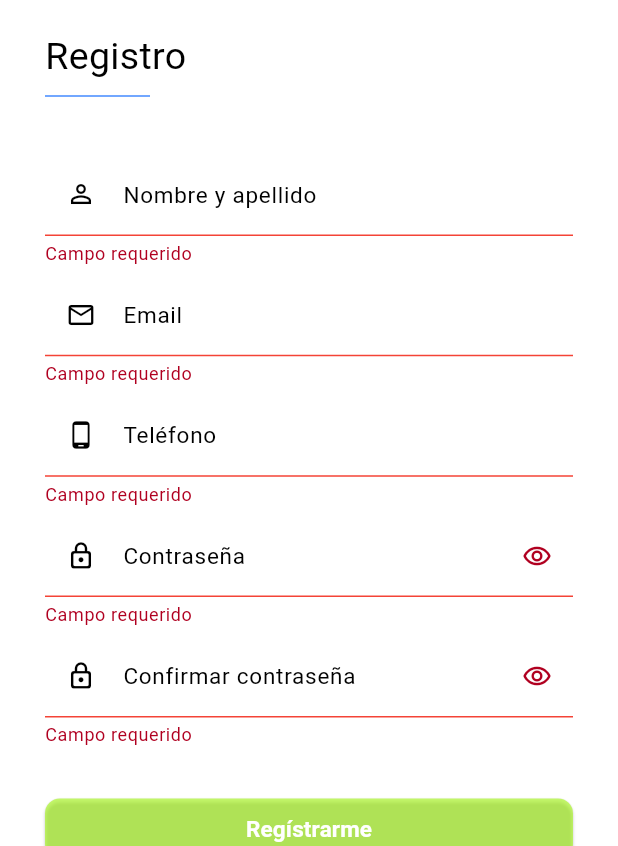
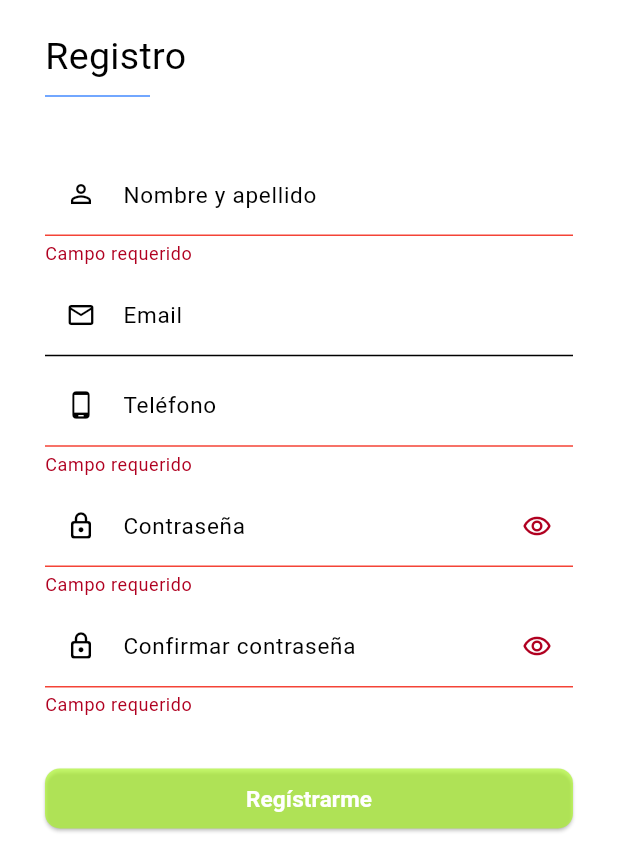
Before and after one commit to johanz97/tennis_app, a Flutter app: the LoginOrRegisterPage screen opened directly, after a tap on "Iniciar sesión", after a tap on "Regístrate", after a tap on "Regístrarme", on a phone screen of 412 x 824 dp, the part 390-1236 px from its top. Run offline on Flutter 3.47's test engine with Material 3 defaults, Android fonts, the phone set to English and light mode, and no system bars; our stand-ins replace go_router.

Commit message:
Update: add validators in the inputs

```diff
--- a/lib/core/widgets/email_input.dart
+++ b/lib/core/widgets/email_input.dart
@@ -1,10 +1,26 @@
 import 'package:flutter/material.dart';
+import 'package:flutter/services.dart';
 import 'package:tennis_app/core/utils.dart';
 
 class EmailInput extends StatelessWidget {
   const EmailInput({required this.emailController, super.key});
 
   final TextEditingController emailController;
+
+  String? validateEmail(String? value) {
+    const pattern = r"(?:[a-z0-9!#$%&'*+/=?^_`{|}~-]+(?:\.[a-z0-9!#$%&'"
+        r'*+/=?^_`{|}~-]+)*|"(?:[\x01-\x08\x0b\x0c\x0e-\x1f\x21\x23-\x5b\x5d-'
+        r'\x7f]|\\[\x01-\x09\x0b\x0c\x0e-\x7f])*")@(?:(?:[a-z0-9](?:[a-z0-9-]*'
+        r'[a-z0-9])?\.)+[a-z0-9](?:[a-z0-9-]*[a-z0-9])?|\[(?:(?:(2(5[0-5]|[0-4]'
+        r'[0-9])|1[0-9][0-9]|[1-9]?[0-9]))\.){3}(?:(2(5[0-5]|[0-4][0-9])|1[0-9]'
+        r'[0-9]|[1-9]?[0-9])|[a-z0-9-]*[a-z0-9]:(?:[\x01-\x08\x0b\x0c\x0e-\x1f\'
+        r'x21-\x5a\x53-\x7f]|\\[\x01-\x09\x0b\x0c\x0e-\x7f])+)\])';
+    final regex = RegExp(pattern);
+
+    return value!.isNotEmpty && !regex.hasMatch(value)
+        ? 'Email no válido'
+        : null;
+  }
 
   @override
   Widget build(BuildContext context) {
@@ -14,11 +30,10 @@ class EmailInput extends StatelessWidget {
       cursorColor: Colors.black,
       textInputAction: TextInputAction.next,
       keyboardType: TextInputType.emailAddress,
-      validator: (value) {
-        if (value?.isEmpty ?? true) return 'Campo requerido';
-
-        return null;
-      },
+      inputFormatters: [
+        FilteringTextInputFormatter.allow(RegExp('[0-9@a-zA-Z.]')),
+      ],
+      validator: validateEmail,
       decoration: decoration(
         context: context,
         label: 'Email',
--- a/lib/core/widgets/password_input.dart
+++ b/lib/core/widgets/password_input.dart
@@ -1,4 +1,5 @@
 import 'package:flutter/material.dart';
+import 'package:flutter/services.dart';
 import 'package:tennis_app/core/utils.dart';
 
 class PasswordInput extends StatefulWidget {
@@ -27,6 +28,12 @@ class _PasswordInputState extends State<PasswordInput> {
       cursorColor: Colors.black,
       textInputAction: TextInputAction.next,
       keyboardType: TextInputType.visiblePassword,
+      inputFormatters: [
+        FilteringTextInputFormatter.allow(
+          RegExp('[a-z A-Z á-ú Á-Ú 0-9 ]'),
+        ),
+        FilteringTextInputFormatter.deny(' '),
+      ],
       validator: (value) {
         if (value?.isEmpty ?? true) return 'Campo requerido';
 
--- a/lib/presentation/authenticated/widgets/register_body.dart
+++ b/lib/presentation/authenticated/widgets/register_body.dart
@@ -1,4 +1,5 @@
 import 'package:flutter/material.dart';
+import 'package:flutter/services.dart';
 import 'package:tennis_app/core/utils.dart';
 import 'package:tennis_app/core/widgets/btn_tennis.dart';
 import 'package:tennis_app/core/widgets/email_input.dart';
@@ -43,6 +44,12 @@ class _RegisterBodyState extends State<RegisterBody> {
             cursorColor: Colors.black,
             textInputAction: TextInputAction.next,
             keyboardType: TextInputType.text,
+            inputFormatters: [
+              FilteringTextInputFormatter.allow(
+                RegExp('[a-z A-Z á-ú Á-Ú 0-9 ]'),
+              ),
+              FilteringTextInputFormatter.deny('  '),
+            ],
             validator: (value) {
               if (value?.isEmpty ?? true) return 'Campo requerido';
 
@@ -58,11 +65,14 @@ class _RegisterBodyState extends State<RegisterBody> {
           EmailInput(emailController: _emailController),
           const SizedBox(height: 5),
           TextFormField(
-            maxLength: 50,
+            maxLength: 10,
             controller: _phoneController,
             cursorColor: Colors.black,
             textInputAction: TextInputAction.next,
-            keyboardType: TextInputType.text,
+            keyboardType: TextInputType.number,
+            inputFormatters: [
+              FilteringTextInputFormatter.allow(RegExp('[0-9]')),
+            ],
             validator: (value) {
               if (value?.isEmpty ?? true) return 'Campo requerido';
 
```
